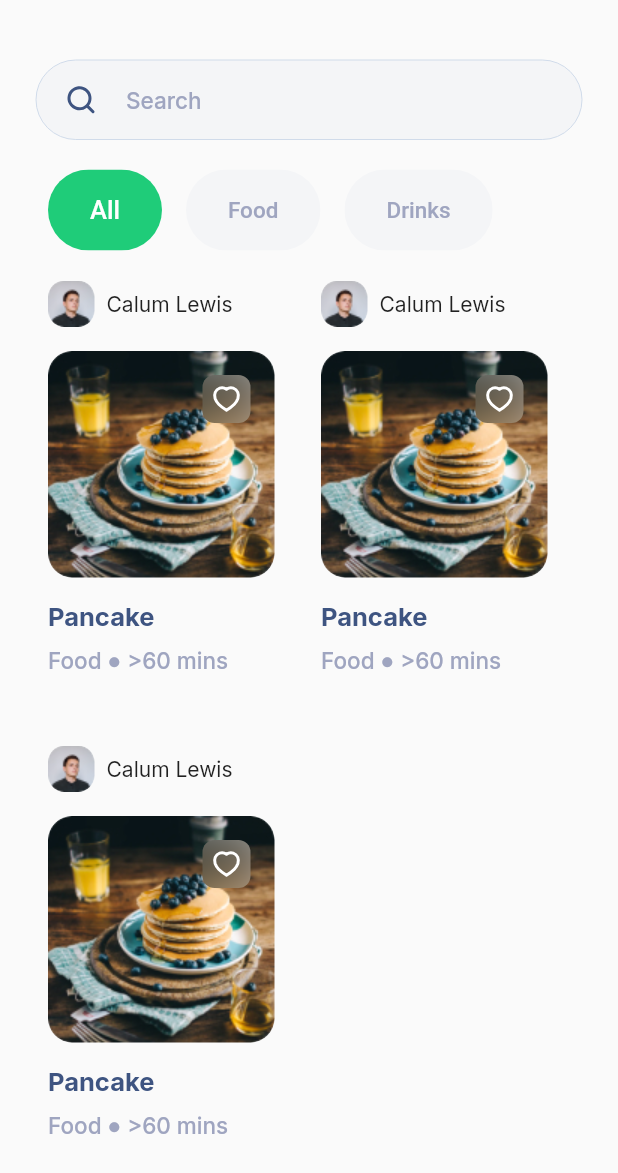
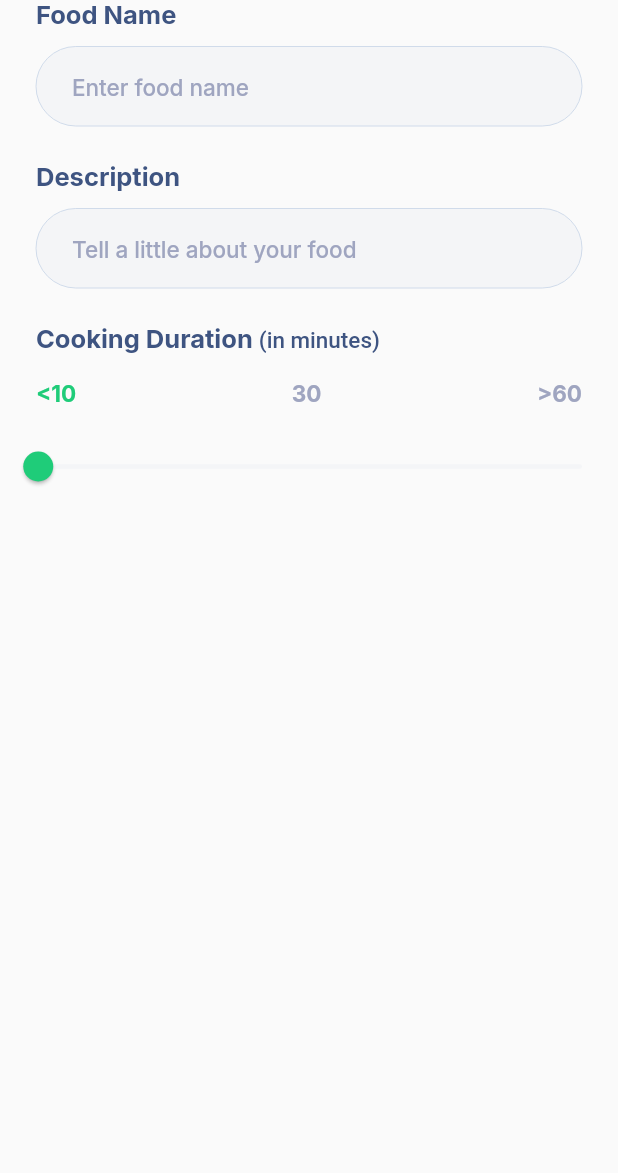
Before and after one commit to qwaiks/recipe-app, a Flutter app: the screen it shows after launch, on a phone screen of 412 x 824 dp. Shown: the top 1173 px of the screen. Run offline on Flutter 3.47's test engine with Material 2 defaults, Android fonts, the phone set to English and light mode, and no system bars; our stand-ins replace flutter_svg, google_fonts.

Commit message:
update create_recipe screen, added chefio custom slider, added ingredient tile

```diff
--- a/lib/app.dart
+++ b/lib/app.dart
@@ -1,6 +1,5 @@
 import 'package:chefio/config/theme.dart';
-import 'package:chefio/views/auth/login.screen.dart';
-import 'package:chefio/views/home/dashboard.screen.dart';
+import 'package:chefio/views/create_recipe/create_recipe.dart';
 import 'package:flutter/material.dart';
 
 class App extends StatelessWidget {
@@ -12,7 +11,7 @@ class App extends StatelessWidget {
     return MaterialApp(
       title: 'Chefio',
       theme: Themes.defaultTheme,
-      home: DashboardScreen(),
+      home: CreateRecipeScreen(),
     );
   }
 }
--- /dev/null
+++ b/lib/components/chefio_search_result_title.dart
@@ -0,0 +1,19 @@
+import 'package:chefio/config/svgs.dart';
+import 'package:flutter/material.dart';
+import 'package:flutter_svg/svg.dart';
+
+class ChefioSearchResultTile extends StatelessWidget {
+  final String text;
+  final Function() onTap;
+  const ChefioSearchResultTile({super.key, required this.text, required this.onTap});
+
+  @override
+  Widget build(BuildContext context) {
+    return ListTile(
+      leading: SvgPicture.asset(SVGS.clock),
+      title: Text(text),
+      trailing: SvgPicture.asset(SVGS.arrowUpward),
+      onTap: onTap,
+    );
+  }
+}
--- /dev/null
+++ b/lib/components/chefio_slider.dart
@@ -0,0 +1,104 @@
+import 'package:flutter/material.dart';
+
+import '../config/colors.dart';
+import '../config/style.dart';
+
+class ChefioSlider extends StatefulWidget {
+  final List<double> values;
+  final ValueChanged<double>? onChanged;
+  const ChefioSlider({super.key, required this.values, this.onChanged});
+
+  @override
+  State<ChefioSlider> createState() => _ChefioSliderState();
+}
+
+class _ChefioSliderState extends State<ChefioSlider> {
+  late double _value;
+  late List<double> _values;
+
+  @override
+  void initState() {
+    super.initState();
+    _values = widget.values;
+    _value = widget.values.first;
+  }
+
+  @override
+  Widget build(BuildContext context) {
+    final labels = Row(
+      mainAxisAlignment: MainAxisAlignment.spaceBetween,
+      children: widget.values.map((e) {
+        String str = (e == _values.first)
+            ? '<'
+            : (e == _values.last)
+                ? '>'
+                : '';
+
+        String text = str + e.toInt().toString();
+
+        return Text(
+          text,
+          style: Styles.headerSmall.copyWith(
+            color: _value >= e.toDouble()
+                ? AppColors.primary
+                : AppColors.secondaryText,
+          ),
+        );
+      }).toList(),
+    );
+
+    final slider = SliderTheme(
+      data: SliderThemeData(
+        trackHeight: 3,
+        activeTickMarkColor: AppColors.primary,
+        inactiveTickMarkColor: AppColors.form,
+        trackShape: SliderCustomTrackShape(),
+        thumbColor: AppColors.primary,
+        activeTrackColor: AppColors.primary,
+        inactiveTrackColor: AppColors.form,
+      ),
+      child: Slider(
+        value: _value,
+        onChanged: (value) {
+          setState(() {
+            _value = value;
+            if (widget.onChanged != null) {
+              widget.onChanged!(value);
+            }
+          });
+        },
+        min: _values.first,
+        max: _values.last,
+        divisions: widget.values.length - 1,
+      ),
+    );
+
+    return Column(
+      children: [
+        labels,
+        const SizedBox(
+          height: 16,
+        ),
+        slider
+      ],
+    );
+  }
+}
+
+class SliderCustomTrackShape extends RoundedRectSliderTrackShape {
+  @override
+  Rect getPreferredRect({
+    required RenderBox parentBox,
+    Offset offset = Offset.zero,
+    required SliderThemeData sliderTheme,
+    bool isEnabled = false,
+    bool isDiscrete = false,
+  }) {
+    final double? trackHeight = sliderTheme.trackHeight;
+    final double trackLeft = offset.dx;
+    final double trackTop =
+        offset.dy + (parentBox.size.height - trackHeight!) / 2;
+    final double trackWidth = parentBox.size.width;
+    return Rect.fromLTWH(trackLeft, trackTop, trackWidth, trackHeight);
+  }
+}
--- a/lib/components/chefio_textfield.dart
+++ b/lib/components/chefio_textfield.dart
@@ -7,10 +7,13 @@ import 'package:flutter_svg/svg.dart';
 class ChefioTextField extends StatefulWidget {
   final String? hintText;
   final String? leadingIcon;
+  final String? label;
   final TextInputType inputType;
   final bool outlined;
   final bool isPasswordField;
   final bool showSuffix;
+  final int? minLines;
+  final int? maxLines;
   final TextEditingController? controller;
   final String? Function(String?)? validators;
   final Function(String?)? onChanged;
@@ -25,7 +28,10 @@ class ChefioTextField extends StatefulWidget {
       this.inputType = TextInputType.text,
       this.validators,
       this.onChanged,
-      this.controller});
+      this.controller,
+      this.label,
+      this.minLines,
+      this.maxLines = 1});
 
   @override
   State<ChefioTextField> createState() => _ChefioTextFieldState();
@@ -95,15 +101,29 @@ class _ChefioTextFieldState extends State<ChefioTextField> {
             ),
     );
 
-    return TextFormField(
+    final label = Text(widget.label!, style: Styles.headerNormal);
+
+    return Column(
+      crossAxisAlignment: CrossAxisAlignment.start,
+      mainAxisSize: MainAxisSize.min,
+      children: [
+        widget.label != null ? label : const SizedBox(),
+        SizedBox(
+          height: widget.label != null ? 10 : 0,
+        ),
+        TextFormField(
           controller: _controller,
           keyboardType: widget.inputType,
           decoration: inputDecoration,
           validator: widget.validators,
+          minLines: widget.minLines,
+          maxLines: widget.maxLines,
           obscureText: widget.isPasswordField ? _obscureText : false,
           cursorColor: AppColors.primary,
           onChanged: widget.showSuffix ? onChangeAltered : widget.onChanged,
           style: Styles.headerNormal,
+        )
+      ],
     );
   }
 
--- /dev/null
+++ b/lib/components/ingredient_title.dart
@@ -0,0 +1,24 @@
+import 'package:chefio/components/chefio_textfield.dart';
+import 'package:chefio/config/strings.dart';
+import 'package:chefio/config/svgs.dart';
+import 'package:flutter/material.dart';
+import 'package:flutter_svg/svg.dart';
+
+class IngredientTile extends StatelessWidget {
+  const IngredientTile({super.key});
+
+  @override
+  Widget build(BuildContext context) {
+    return Row(
+      children: [
+        SvgPicture.asset(SVGS.icDrag),
+        const SizedBox(
+          width: 8,
+        ),
+        ChefioTextField(
+          hintText: Strings.enterIngredients,
+        )
+      ],
+    );
+  }
+}
--- a/lib/config/strings.dart
+++ b/lib/config/strings.dart
@@ -35,8 +35,17 @@ class Strings {
   static const optExpirationPrompt = 'code expires in: ';
   static const next = 'Next';
   static const sendAgain = 'Send again';
+  static const checkMailPrompt = 'We’ve sent the code to your email';
+  static const search = 'Search';
+  static const enterIngredients = 'Enter ingredient';
 
-  static const checkMailPrompt = 'We’ve sent the code to your email';
+  static const addCoverPhoto = 'Add Cover Photo';
+  static const imageUploadLimit = '(up to 12 Mb)';
 
-  static const search = 'Search';
+  static const foodName= 'Food Name';
+  static const foodNameHintText ='Enter food name';
+  static const foodDescHintText = 'Tell a little about your food';
+  static const description ='Description';
+  static const cookingDuration = 'Cooking Duration ';
+  static const cookingDurationCont= '(in minutes)';
 }
--- a/lib/config/svgs.dart
+++ b/lib/config/svgs.dart
@@ -14,4 +14,10 @@ class SVGS {
   static const icHeartInactive = 'assets/svgs/ic_heart.svg';
 
   static const icSearch = 'assets/svgs/ic_search.svg';
+
+  static const clock = 'assets/svgs/ic_clock.svg';
+  static const arrowUpward = 'assets/svgs/ic_arrow_upward.svg';
+
+  static const icDrag = 'assets/svgs/ic_drag.svg';
+  static const icImage = 'assets/svgs/ic_image.svg';
 }
--- /dev/null
+++ b/lib/views/create_recipe/create_recipe.dart
@@ -0,0 +1,97 @@
+import 'package:chefio/components/chefio_slider.dart';
+import 'package:chefio/components/chefio_textfield.dart';
+import 'package:chefio/config/style.dart';
+import 'package:chefio/config/svgs.dart';
+import 'package:flutter/material.dart';
+import 'package:flutter_svg/svg.dart';
+
+import '../../config/strings.dart';
+
+class CreateRecipeScreen extends StatefulWidget {
+  const CreateRecipeScreen({super.key});
+
+  @override
+  State<CreateRecipeScreen> createState() => _CreateRecipeScreenState();
+}
+
+class _CreateRecipeScreenState extends State<CreateRecipeScreen> {
+  double? _value = 0;
+
+  @override
+  Widget build(BuildContext context) {
+    final featureImage = Container(
+      padding: const EdgeInsets.symmetric(vertical: 16),
+      child: Column(
+        children: [
+          SvgPicture.asset(SVGS.icImage),
+          const SizedBox(
+            height: 16,
+          ),
+          const Text(
+            Strings.addCoverPhoto,
+            style: Styles.headerSmall,
+          ),
+          const SizedBox(
+            height: 8,
+          ),
+          const Text(
+            Strings.imageUploadLimit,
+            style: Styles.bodySmall,
+          ),
+        ],
+      ),
+    );
+
+    final form = Form(
+      child: Column(
+        crossAxisAlignment: CrossAxisAlignment.start,
+        children: [
+          const ChefioTextField(
+            label: Strings.foodName,
+            hintText: Strings.foodNameHintText,
+          ),
+          const SizedBox(
+            height: 24,
+          ),
+          const ChefioTextField(
+            label: Strings.description,
+            hintText: Strings.foodDescHintText,
+          ),
+          const SizedBox(
+            height: 24,
+          ),
+          const Text.rich(
+            TextSpan(text: Strings.cookingDuration, children: [
+              TextSpan(
+                  text: Strings.cookingDurationCont, style: Styles.bodyNormal)
+            ]),
+            style: Styles.headerNormal,
+          ),
+          const SizedBox(
+            height: 16,
+          ),
+          ChefioSlider(
+            values: const [10, 30, 60],
+            onChanged: (value) {
+              setState(() {
+                _value = value;
+              });
+            },
+          )
+        ],
+      ),
+    );
+
+    return Scaffold(
+      body: SafeArea(
+        child: Padding(
+          padding: const EdgeInsets.symmetric(horizontal: 24),
+          child: Column(
+            crossAxisAlignment: CrossAxisAlignment.start,
+            children: [form],
+          ),
+        ),
+      ),
+    );
+  }
+}
```
Also changed, not shown: assets/svgs/ic_arrow_upward.svg (added), assets/svgs/ic_clock.svg (added), assets/svgs/ic_drag.svg (added), assets/svgs/ic_image.svg (added). Lines whose indentation alone changed are shown as unchanged.
